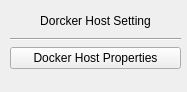
The window that netflux5g-editor/src/gui/ui/DockerHostDialog.ui (adaptivenetworklab/NetFlux5G) describes before a commit, drawn with Qt 5.
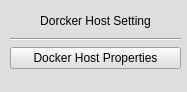
The same window after the commit.

What changed in the file:
```diff
--- a/netflux5g-editor/src/gui/ui/DockerHostDialog.ui
+++ b/netflux5g-editor/src/gui/ui/DockerHostDialog.ui
@@ -13,6 +13,9 @@
   <property name="windowTitle">
    <string>Form</string>
   </property>
+  <property name="styleSheet">
+   <string notr="true">background-color: rgb(222, 222, 222);</string>
+  </property>
   <widget class="QWidget" name="verticalLayoutWidget">
    <property name="geometry">
     <rect>
```
Left out of the diff: 2 changed lines with no effect on the pictures.
